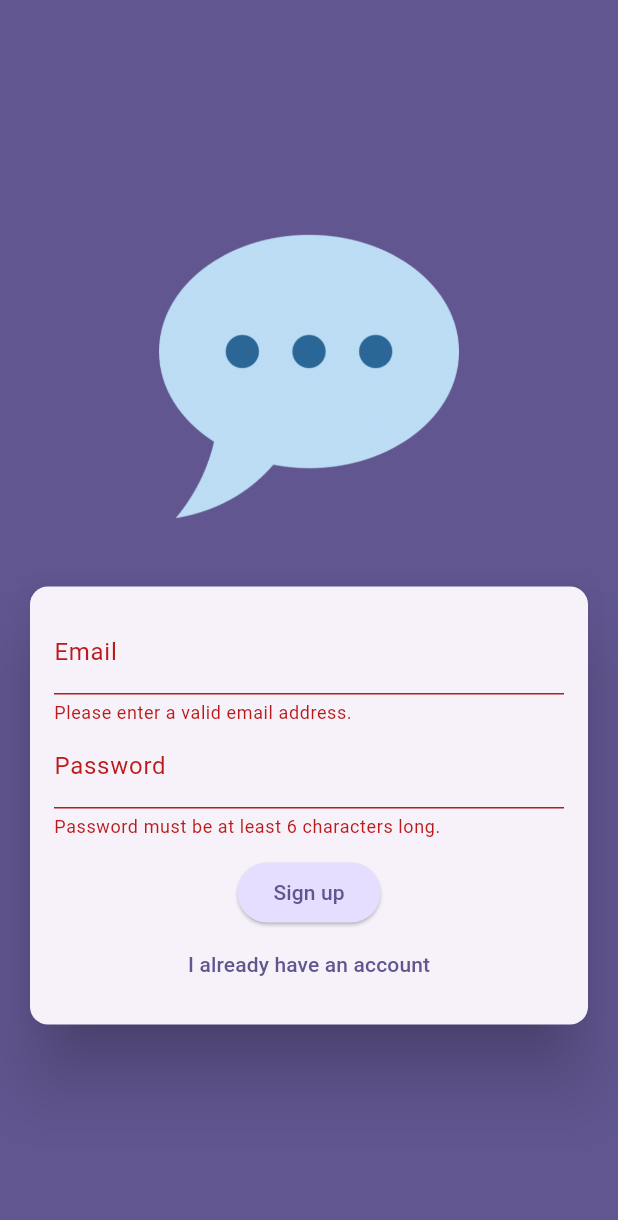
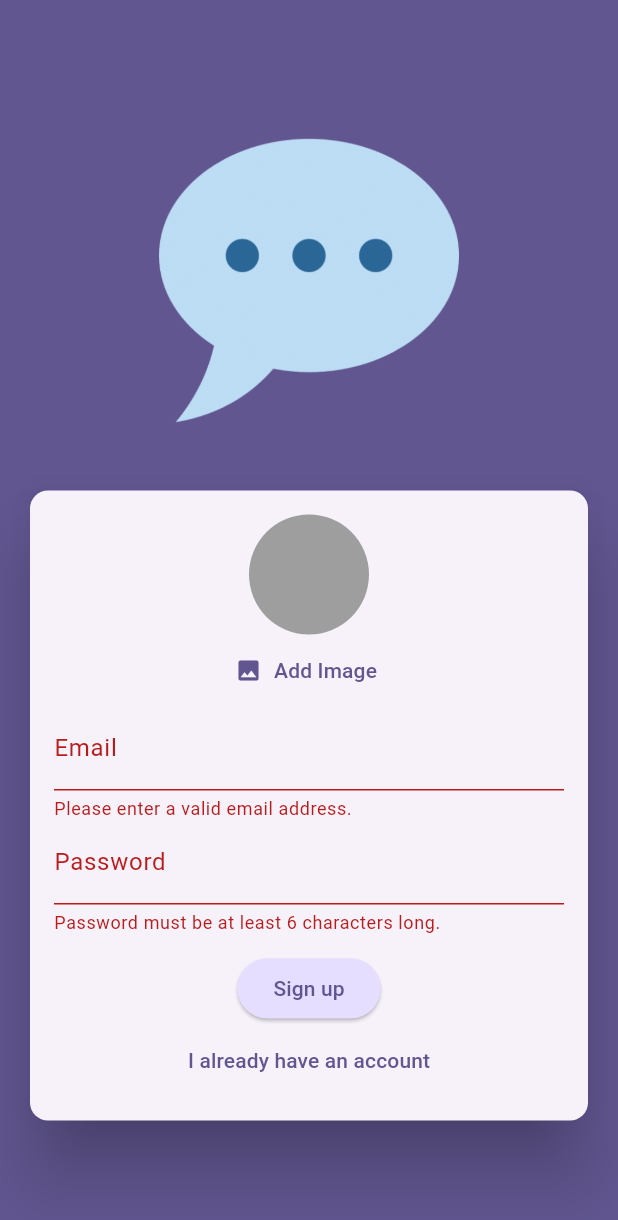
Before and after one commit to MoldyHacker/flutter_chat_app, a Flutter app: the screen it shows after launch, after a tap on "Login", after a tap on "Create new account", on a phone screen of 412 x 824 dp. Shown: the top 1220 px of the screen. Run offline on Flutter 3.47's test engine with Material 3 defaults, Android fonts, the phone set to English and light mode, and no system bars; our stand-ins replace firebase_auth, firebase_core, image_picker; accounts and stored records are empty.

Commit message:
Add UserImagePicker widget to AuthScreen

```diff
--- a/lib/screens/auth.dart
+++ b/lib/screens/auth.dart
@@ -1,3 +1,4 @@
+import 'package:chat_app/widgets/user_image_picker.dart';
 import 'package:firebase_auth/firebase_auth.dart';
 import 'package:flutter/material.dart';
 
@@ -81,6 +82,7 @@ class _AuthScreenState extends State<AuthScreen> {
                       child: Column(
                         mainAxisSize: MainAxisSize.min,
                         children: [
+                          if (!_isLogin) const UserImagePicker(),
                           TextFormField(
                             decoration: const InputDecoration(
                               labelText: 'Email',
--- /dev/null
+++ b/lib/widgets/user_image_picker.dart
@@ -0,0 +1,55 @@
+import 'dart:io';
+
+import 'package:flutter/material.dart';
+import 'package:image_picker/image_picker.dart';
+
+class UserImagePicker extends StatefulWidget {
+  const UserImagePicker({super.key});
+
+  @override
+  State<UserImagePicker> createState() => _UserImagePickerState();
+}
+
+class _UserImagePickerState extends State<UserImagePicker> {
+  File? _pickedImageFile;
+
+  void _pickImage() async {
+    final pickedImage = await ImagePicker().pickImage(
+      source: ImageSource.camera,
+      preferredCameraDevice: CameraDevice.front,
+      imageQuality: 50,
+      maxWidth: 150,
+    );
+
+    if (pickedImage == null) {
+      return;
+    }
+
+    setState(() {
+      _pickedImageFile = File(pickedImage.path);
+    });
+  }
+
+  @override
+  Widget build(BuildContext context) {
+    return Column(
+      children: [
+        CircleAvatar(
+          radius: 40,
+          backgroundColor: Colors.grey,
+          foregroundImage: _pickedImageFile != null ? FileImage(_pickedImageFile!) : null,
+        ),
+        TextButton.icon(
+          onPressed: _pickImage,
+          icon: const Icon(Icons.image),
+          label: Text(
+            'Add Image',
+            style: TextStyle(
+              color: Theme.of(context).colorScheme.primary,
+            ),
+          ),
+        ),
+      ],
+    );
+  }
+}
```
